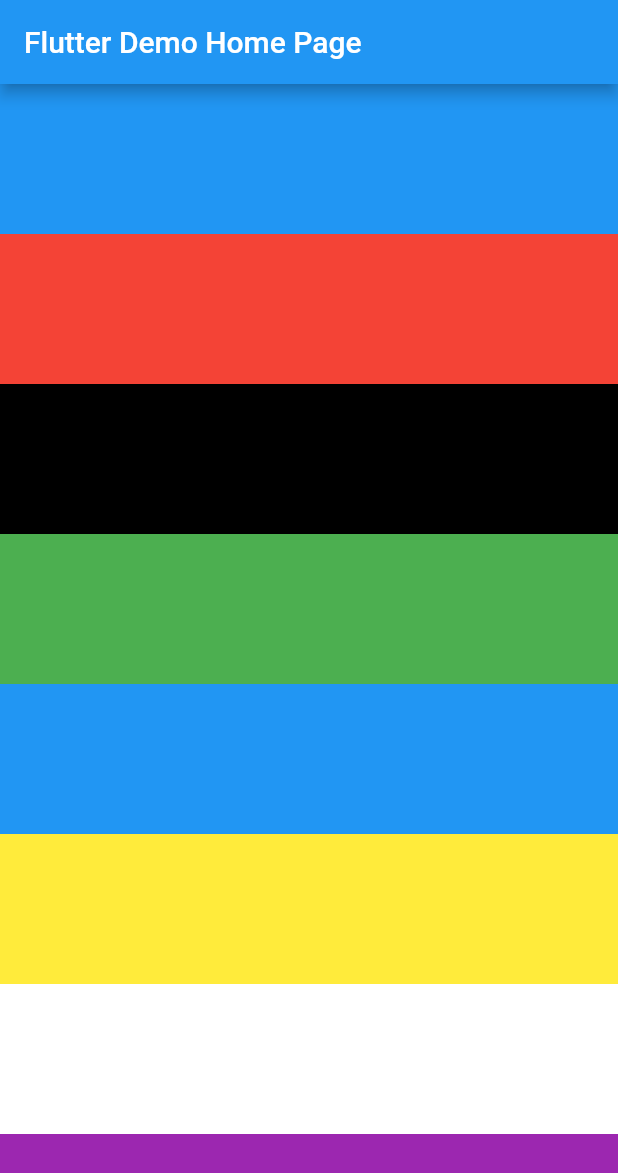
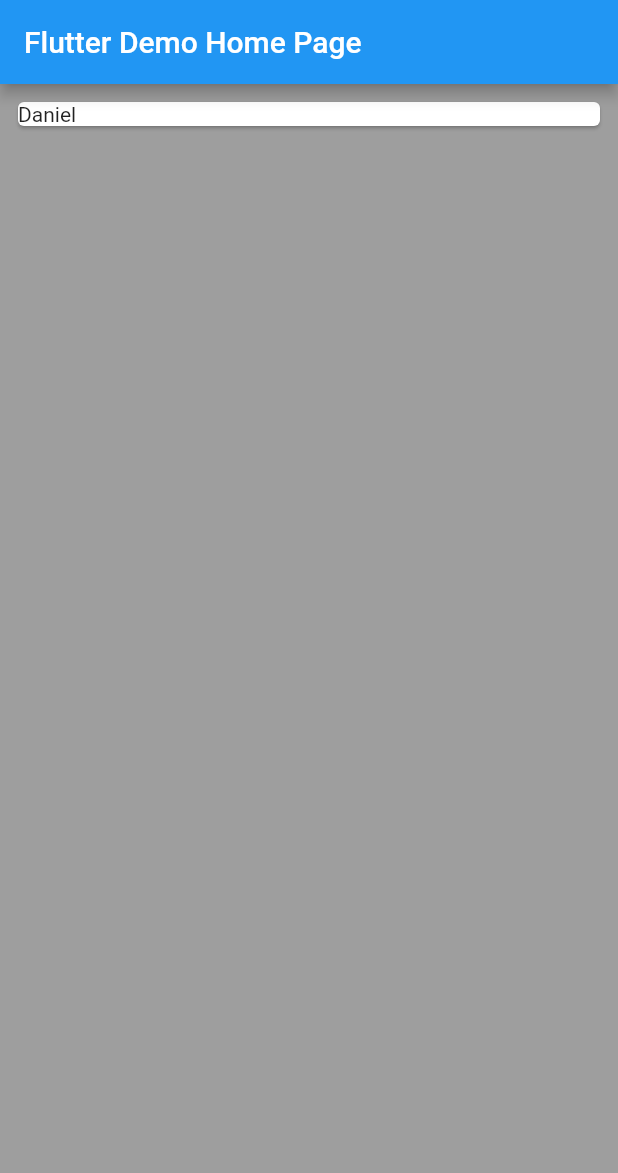
Before and after one commit to dan7sc/flutter-example2, a Flutter app: the screen it shows after launch, on a phone screen of 412 x 824 dp. Shown: the top 1173 px of the screen. Run offline on Flutter 3.47's test engine with Material 2 defaults, Android fonts, the phone set to English and light mode, and no system bars.

Commit message:
Add Card with padding

```diff
--- a/lib/main.dart
+++ b/lib/main.dart
@@ -35,64 +35,29 @@ class _MyHomePageState extends State<MyHomePage> {
       appBar: AppBar(
         title: Text(widget.title),
       ),
-      body: SingleChildScrollView(
+      body: Column(
+          children: [
+            Padding(
+              padding: const EdgeInsets.all(8.0),
+              child: Card(
                 child: Column(
                   children: [
+                    Row(
+                      children: [
                         Container(
-              height: 100,
-              width: MediaQuery.of(context).size.width,
-              color: Colors.blue,
+                          decoration: BoxDecoration(
+                            color: Colors.grey,
+                            shape: BoxShape.circle,
                           ),
-            Container(
-              height: 100,
-              width: MediaQuery.of(context).size.width,
-              color: Colors.red,
                         ),
-            Container(
-              height: 100,
-              width: MediaQuery.of(context).size.width,
-              color: Colors.black,
+                        Text("Daniel"),
+                      ],
                     ),
-            Container(
-              height: 100,
-              width: MediaQuery.of(context).size.width,
-              color: Colors.green,
-            ),
-            Container(
-              height: 100,
-              width: MediaQuery.of(context).size.width,
-              color: Colors.blue,
-            ),
-            Container(
-              height: 100,
-              width: MediaQuery.of(context).size.width,
-              color: Colors.yellow,
-            ),
-            Container(
-              height: 100,
-              width: MediaQuery.of(context).size.width,
-              color: Colors.white,
-            ),
-            Container(
-              height: 100,
-              width: MediaQuery.of(context).size.width,
-              color: Colors.purple,
-            ),
-            SingleChildScrollView(
-              scrollDirection: Axis.horizontal,
-              child: Row(
-                children: List.generate(
-                  50,
-                  (index) => Container(
-                    width: 50.0,
-                    height: 50.0,
-                    color: index % 2 == 0 ? Colors.black : Colors.red,
+                ],
               ),
             ),
           ),
-            )
         ],
-        ),
       ),
     );
   }
```
Lines whose indentation alone changed are shown as unchanged.
